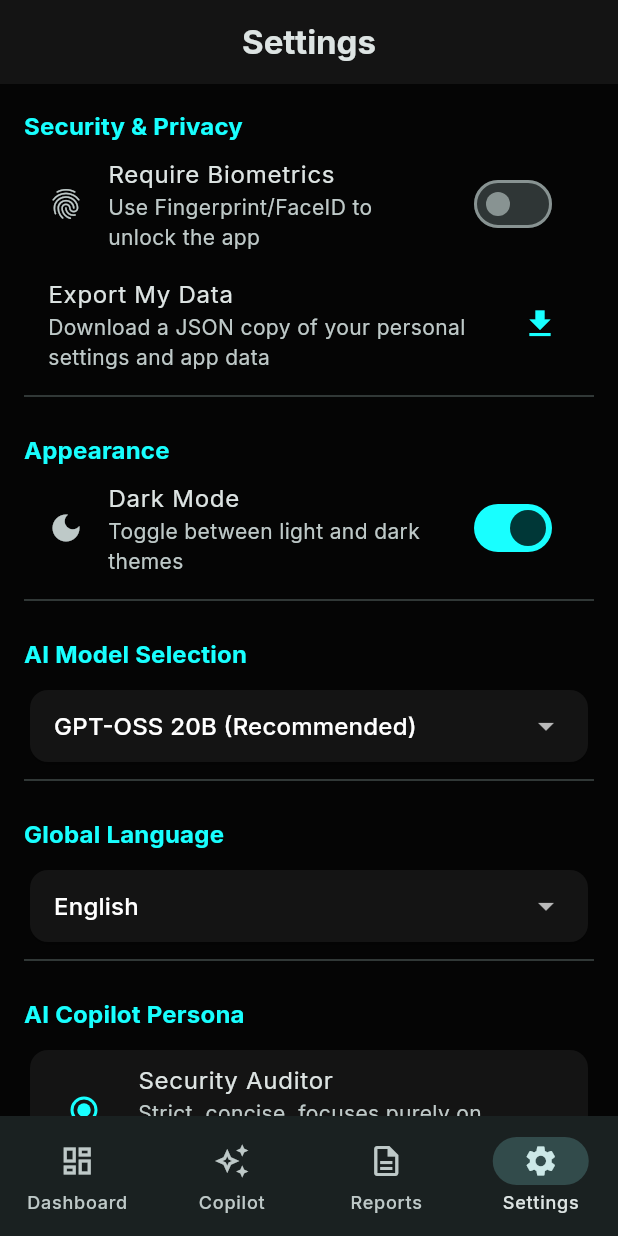
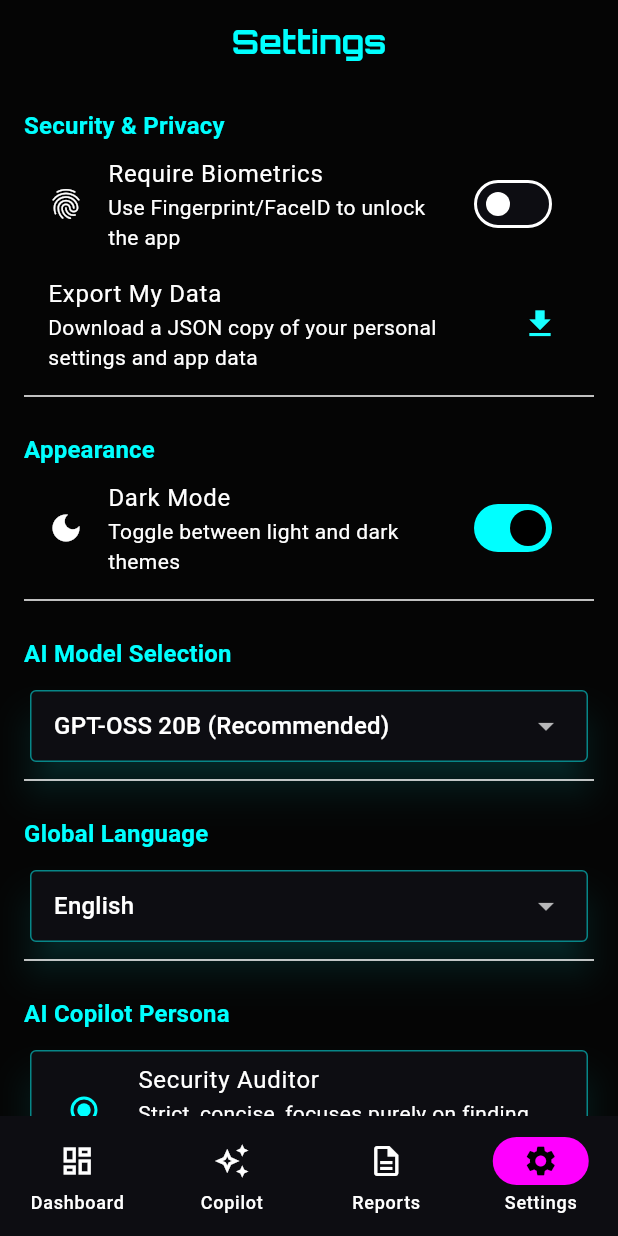
Before and after one commit to muhammadhaseeb6565-cmd/SecurAi-Copilot, a Flutter app: the screen it shows once a user with an empty profile is signed in, item 4 of the bottom bar chosen, on a phone screen of 412 x 824 dp. Run offline on Flutter 3.47's test engine with Material 3 defaults, Android fonts, the phone set to English and light mode, and no system bars; our stand-ins replace file_picker, fl_chart, flutter_map, flutter_markdown_plus, google_fonts, latlong2 and 7 more; accounts and stored records are empty; network calls fail; statements that could not run were skipped.

Commit message:
Upgrade to beautiful Cyberpunk UI Theme

```diff
--- a/frontend/lib/main.dart
+++ b/frontend/lib/main.dart
@@ -76,16 +76,56 @@ class SecurAIApp extends StatelessWidget {
         useMaterial3: true,
       ),
       darkTheme: ThemeData(
-        colorScheme: ColorScheme.fromSeed(
-          seedColor: Colors.cyanAccent,
-          brightness: Brightness.dark,
-          surface: const Color(0xFF141414),
-          primary: Colors.cyanAccent,
+        colorScheme: const ColorScheme.dark(
+          primary: Color(0xFF00FFFF), // Cyan Accent
+          secondary: Color(0xFFFF00FF), // Neon Magenta
+          surface: Color(0xFF0D0D12),
         ),
         scaffoldBackgroundColor: const Color(0xFF050505), // AMOLED Black
-        textTheme: GoogleFonts.interTextTheme(Theme.of(context).textTheme).apply(
+        textTheme: GoogleFonts.shareTechMonoTextTheme(Theme.of(context).textTheme).apply(
           bodyColor: Colors.white,
-          displayColor: Colors.white,
+          displayColor: const Color(0xFF00FFFF),
+        ),
+        appBarTheme: AppBarTheme(
+          backgroundColor: Colors.transparent,
+          elevation: 0,
+          centerTitle: true,
+          titleTextStyle: GoogleFonts.orbitron(fontSize: 22, fontWeight: FontWeight.bold, color: const Color(0xFF00FFFF)),
+        ),
+        cardTheme: CardTheme(
+          color: const Color(0xFF0D0D12),
+          elevation: 10,
+          shadowColor: const Color(0xFF00FFFF).withValues(alpha: 0.3),
+          shape: RoundedRectangleBorder(
+            borderRadius: BorderRadius.circular(4),
+            side: BorderSide(color: const Color(0xFF00FFFF).withValues(alpha: 0.5), width: 1),
+          ),
+        ),
+        elevatedButtonTheme: ElevatedButtonThemeData(
+          style: ElevatedButton.styleFrom(
+            backgroundColor: const Color(0xFF00FFFF).withValues(alpha: 0.1),
+            foregroundColor: const Color(0xFF00FFFF),
+            side: const BorderSide(color: Color(0xFF00FFFF), width: 1.5),
+            shape: RoundedRectangleBorder(borderRadius: BorderRadius.circular(4)),
+            elevation: 8,
+            shadowColor: const Color(0xFF00FFFF).withValues(alpha: 0.5),
+          )
+        ),
+        inputDecorationTheme: InputDecorationTheme(
+          filled: true,
+          fillColor: const Color(0xFF0D0D12),
+          border: OutlineInputBorder(
+            borderRadius: BorderRadius.circular(4),
+            borderSide: const BorderSide(color: Color(0xFF00FFFF), width: 1),
+          ),
+          enabledBorder: OutlineInputBorder(
+            borderRadius: BorderRadius.circular(4),
+            borderSide: BorderSide(color: const Color(0xFF00FFFF).withValues(alpha: 0.3), width: 1),
+          ),
+          focusedBorder: OutlineInputBorder(
+            borderRadius: BorderRadius.circular(4),
+            borderSide: const BorderSide(color: Color(0xFF00FFFF), width: 2),
+          ),
         ),
         useMaterial3: true,
       ),
--- a/frontend/lib/screens/chat_screen.dart
+++ b/frontend/lib/screens/chat_screen.dart
@@ -318,20 +318,23 @@ class _ChatScreenState extends State<ChatScreen> {
         margin: const EdgeInsets.symmetric(vertical: 8),
         constraints: BoxConstraints(maxWidth: MediaQuery.of(context).size.width * 0.85),
         decoration: BoxDecoration(
-          color: isUser ? theme.colorScheme.primary : theme.colorScheme.surface,
+          color: isUser ? theme.colorScheme.primary.withValues(alpha: 0.15) : const Color(0xFF0D0D12),
           borderRadius: BorderRadius.only(
-            topLeft: const Radius.circular(16),
+            topLeft: const Radius.circular(2),
             topRight: const Radius.circular(16),
-            bottomLeft: Radius.circular(isUser ? 16 : 0),
-            bottomRight: Radius.circular(isUser ? 0 : 16),
+            bottomLeft: Radius.circular(isUser ? 16 : 2),
+            bottomRight: Radius.circular(isUser ? 2 : 16),
+          ),
+          border: Border.all(
+            color: isUser ? theme.colorScheme.primary : theme.colorScheme.secondary,
+            width: 1.5,
           ),
           boxShadow: [
-            if (!isUser)
-              BoxShadow(
-                color: Colors.black.withValues(alpha: 0.05),
-                blurRadius: 5,
-                offset: const Offset(0, 2),
-              )
+            BoxShadow(
+              color: (isUser ? theme.colorScheme.primary : theme.colorScheme.secondary).withValues(alpha: 0.3),
+              blurRadius: 10,
+              spreadRadius: 1,
+            )
           ],
         ),
         child: Column(
```
